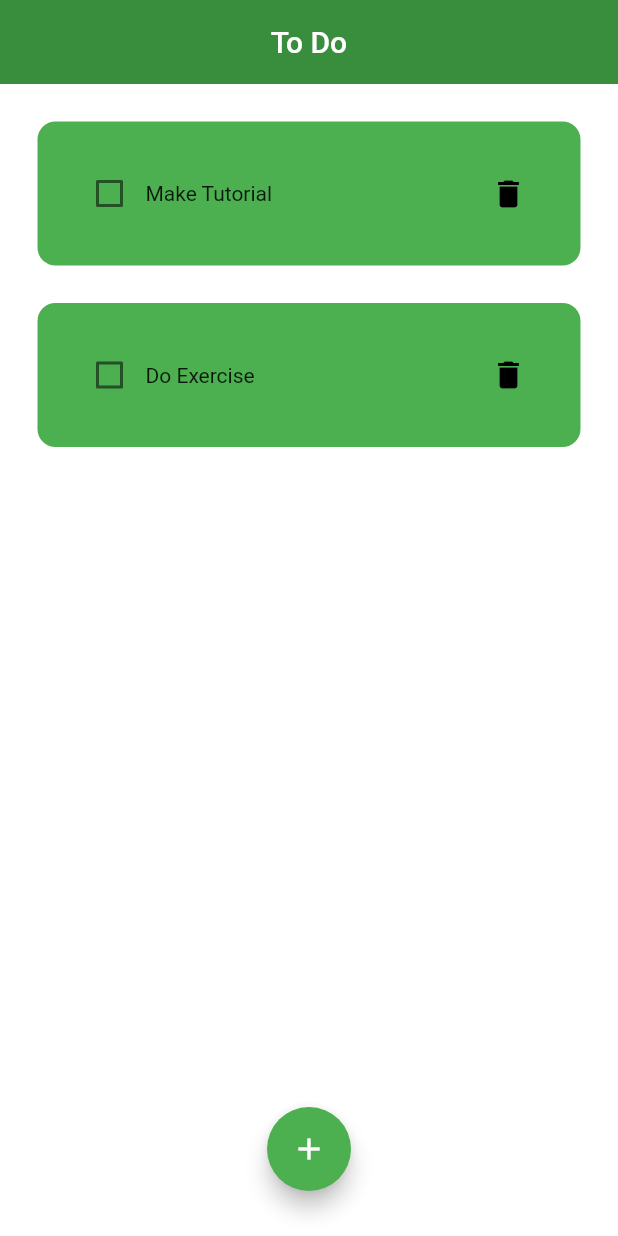
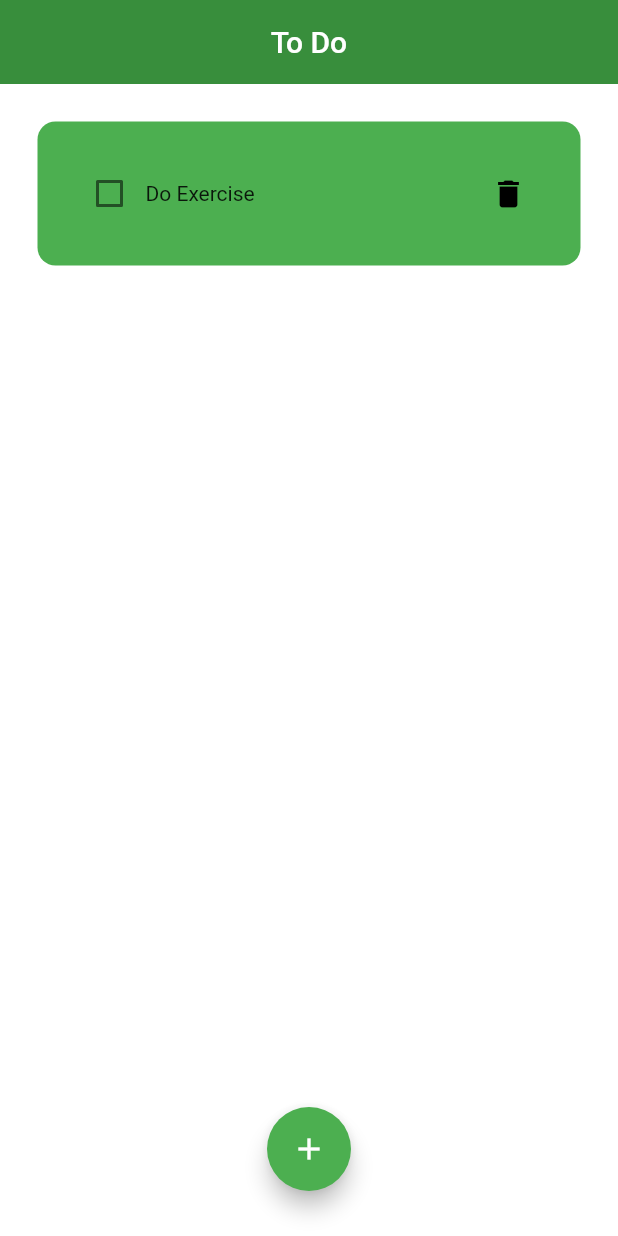
Before and after one commit to MichalPowazka/ToDoApp, a Flutter app: the screen it shows after launch, after a tap on the "delete" icon, on a phone screen of 412 x 824 dp. Run offline on Flutter 3.47's test engine with Material 2 defaults, Android fonts, the phone set to English and light mode, and no system bars.

```diff
--- a/lib/components/todo_tile.dart
+++ b/lib/components/todo_tile.dart
@@ -4,14 +4,14 @@ class ToDoTile extends StatelessWidget {
   final String taskName;
   final bool taskCompleted;
   Function(bool?)? onChanged;
-  Function(BuildContext)? onDelete;
+  VoidCallback? onDelete; // Dodaj parametr onDelete
 
   ToDoTile({
     Key? key,
     required this.taskName,
     required this.taskCompleted,
     required this.onChanged,
-    required this.onDelete,
+    this.onDelete, // Dodaj parametr do konstruktora
   });
 
   @override
@@ -48,8 +48,8 @@ class ToDoTile extends StatelessWidget {
             ),
             IconButton(
               icon: Icon(Icons.delete),
+              color: Colors.black,
               onPressed: onDelete,
-              color: Colors.black,
             ),
           ],
         ),
--- a/lib/pages/home.dart
+++ b/lib/pages/home.dart
@@ -72,16 +72,24 @@ class _HomePageState extends State<HomePage> {
         ),
       ),
       floatingActionButtonLocation: FloatingActionButtonLocation.centerDocked,
-      body: ListView.builder(
+      body: Column(
+        // Zmiana na Column zamiast ListView
+        children: [
+          Expanded(
+            // Expanded dla listy zadań
+            child: ListView.builder(
               itemCount: toDoList.length,
               itemBuilder: (context, index) {
                 return ToDoTile(
                   taskName: toDoList[index][0],
                   taskCompleted: toDoList[index][1],
                   onChanged: (value) => checkBoxChanged(value, index),
-            onDelete: (context) => deleteTask(index),
+                  onDelete: () => deleteTask(index),
                 );
               },
+            ),
+          ),
+        ],
       ),
     );
   }
```
Lines whose indentation alone changed are shown as unchanged.
